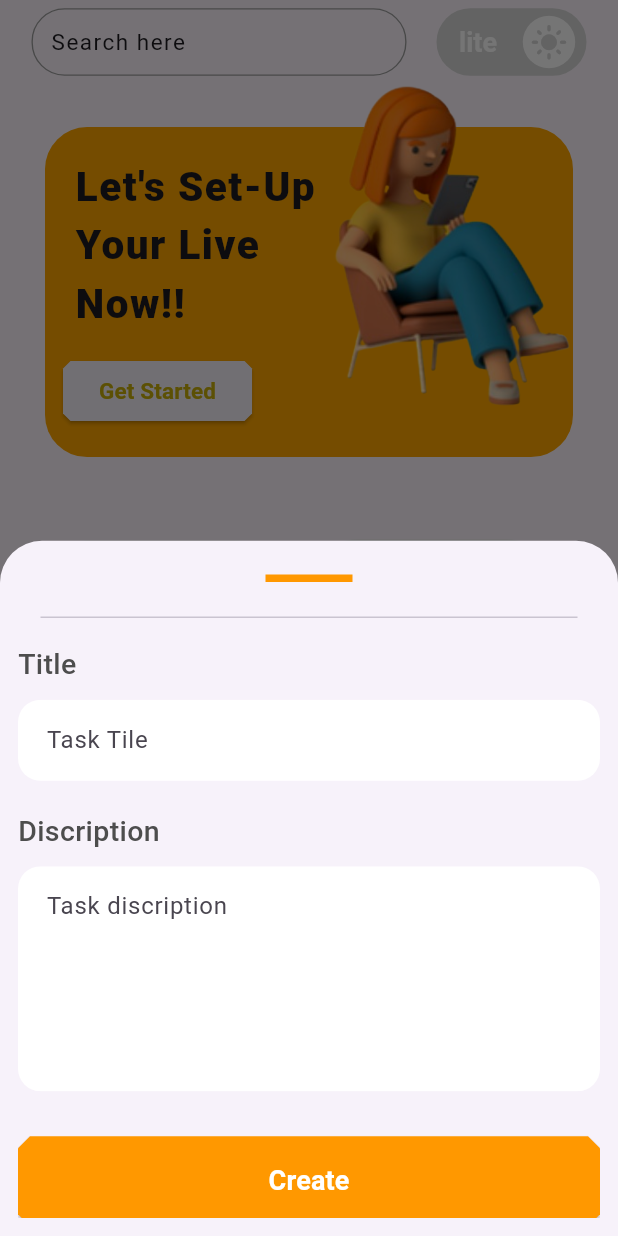
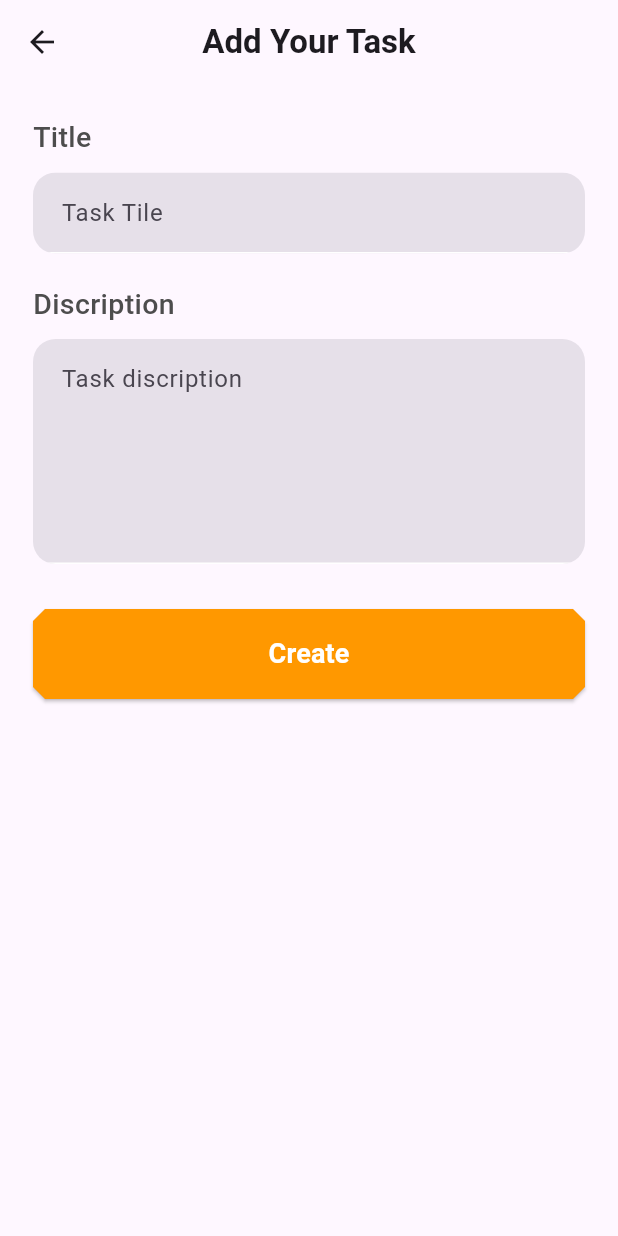
Before and after one commit to SahadMPP/todo_bloc_api_app, a Flutter app: the screen it shows after launch, after a tap on "Add New", on a phone screen of 412 x 824 dp. Run offline on Flutter 3.47's test engine with Material 3 defaults, Android fonts, the phone set to English and light mode, and no system bars; drawn by our look-alikes of lite_rolling_switch; our stand-ins replace bloc, flutter_bloc, google_fonts.

Commit message:
more clean

```diff
--- a/lib/build_widger/bottomnavigation.dart
+++ b/lib/build_widger/bottomnavigation.dart
@@ -1,6 +1,6 @@
 import 'package:flutter/material.dart';
-import 'package:to_do/screens/home_m.dart';
-import 'package:to_do/screens/profile_screen.dart';
+import 'package:to_do/feature/home/ui/home_ui.dart';
+import 'package:to_do/feature/profile/ui/profile.dart';
 
 class BuildBottomNavigator extends StatefulWidget {
   const BuildBottomNavigator({super.key});
--- a/lib/build_widger/home_appbar.dart
+++ b/lib/build_widger/home_appbar.dart
@@ -1,8 +1,8 @@
 import 'package:flutter/material.dart';
 import 'package:google_fonts/google_fonts.dart';
 import 'package:lite_rolling_switch/lite_rolling_switch.dart';
+import 'package:to_do/feature/search/ui/search_ui.dart';
 import 'package:to_do/main.dart';
-import 'package:to_do/screens/search_screen.dart';
 
 AppBar appbar(context) {
   return AppBar(
--- a/lib/build_widger/bottom_sheet.dart
+++ b/lib/feature/add_task/ui/add_task_ui.dart
@@ -2,22 +2,27 @@ import 'package:flutter/material.dart';
 import 'package:google_fonts/google_fonts.dart';
 import 'package:to_do/function/add_data.dart';
 
-class BuildBottomSheet extends StatelessWidget {
-  const BuildBottomSheet({
-    super.key,
-  });
+class DataAddUI extends StatelessWidget {
+  const DataAddUI({super.key});
 
   @override
   Widget build(BuildContext context) {
     TextEditingController titleEditingController = TextEditingController();
     TextEditingController discriptionEdController = TextEditingController();
     GlobalKey<FormState> formkey = GlobalKey<FormState>();
-    return Container(
-      decoration: const BoxDecoration(
-          // color: Color.fromARGB(255, 231, 231, 231),
+    return Scaffold(
+      appBar: AppBar(
+        centerTitle: true,
+        title: Text(
+          'Add Your Task',
+          style: GoogleFonts.roboto(
+            fontSize: 22,
+            fontWeight: FontWeight.bold,
           ),
-      child: Padding(
-        padding: const EdgeInsets.all(12.0),
+        ),
+      ),
+      body: Padding(
+        padding: const EdgeInsets.all(22.0),
         child: SingleChildScrollView(
           physics: const BouncingScrollPhysics(),
           child: Form(
@@ -25,19 +30,6 @@ class BuildBottomSheet extends StatelessWidget {
             child: Column(
               crossAxisAlignment: CrossAxisAlignment.start,
               children: [
-                const SizedBox(height: 5),
-                const Divider(
-                  color: Colors.orange,
-                  endIndent: 165,
-                  indent: 165,
-                  thickness: 5,
-                ),
-                const SizedBox(height: 10),
-                const Divider(
-                  endIndent: 15,
-                  indent: 15,
-                ),
-                const SizedBox(height: 10),
                 Text(
                   'Title',
                   style: GoogleFonts.roboto(
@@ -63,7 +55,6 @@ class BuildBottomSheet extends StatelessWidget {
                       filled: true,
                       contentPadding: EdgeInsets.all(15),
                       hintText: 'Task Tile',
-                      fillColor: Colors.white,
                       enabledBorder: UnderlineInputBorder(
                         borderSide: BorderSide(color: Colors.white),
                       ),
@@ -97,7 +88,6 @@ class BuildBottomSheet extends StatelessWidget {
                       contentPadding: EdgeInsets.all(15),
                       filled: true,
                       hintText: 'Task discription',
-                      fillColor: Colors.white,
                       enabledBorder: UnderlineInputBorder(
                         borderSide: BorderSide(color: Colors.white),
                       ),
@@ -132,7 +122,6 @@ class BuildBottomSheet extends StatelessWidget {
                         ),
                       )),
                 ),
-                const SizedBox(height: 300),
               ],
             ),
           ),
--- a/lib/screens/home_m.dart
+++ b/lib/feature/home/ui/home_ui.dart
@@ -1,10 +1,10 @@
 import 'package:flutter/material.dart';
-import 'package:to_do/build_widger/bottom_sheet.dart';
 import 'package:to_do/build_widger/home_appbar.dart';
 import 'package:to_do/build_widger/home_big_box.dart';
 import 'package:to_do/build_widger/home_box_one.dart';
 import 'package:to_do/build_widger/home_card.dart';
-import 'package:to_do/screens/list_of_task.dart';
+import 'package:to_do/feature/add_task/ui/add_task_ui.dart';
+import 'package:to_do/feature/list_of_task/ui/list_of_task_ui.dart';
 
 class HomeMain extends StatelessWidget {
   const HomeMain({super.key});
@@ -49,11 +49,8 @@ class HomeMain extends StatelessWidget {
                               ),
                               InkWell(
                                 onTap: () {
-                                  showModalBottomSheet(
-                                      context: context,
-                                      builder: (context) {
-                                        return const BuildBottomSheet();
-                                      });
+                                  Navigator.of(context).push(MaterialPageRoute(
+                                      builder: (context) => const DataAddUI()));
                                 },
                                 child: const BuildBIgBoxHome(
                                     text1: "Add New",
--- a/lib/screens/list_of_task.dart
+++ b/lib/feature/list_of_task/ui/list_of_task_ui.dart
@@ -1,7 +1,7 @@
 import 'package:flutter/material.dart';
 import 'package:flutter_bloc/flutter_bloc.dart';
 import 'package:google_fonts/google_fonts.dart';
-import 'package:to_do/screens/update_task.dart';
+import 'package:to_do/feature/update/ui/update_ui.dart';
 import 'package:to_do/task/task_bloc.dart';
 
 class ListOfTask extends StatelessWidget {
--- /dev/null
+++ b/lib/feature/splash/ui/splash_ui.dart
@@ -0,0 +1,30 @@
+import 'package:flutter/material.dart';
+import 'package:to_do/function/splash_screen.dart';
+
+class SplachScreen extends StatelessWidget {
+  const SplachScreen({super.key});
+
+  @override
+  Widget build(BuildContext context) {
+    enterToHome(context);
+    return Scaffold(
+      backgroundColor: const Color.fromARGB(255, 244, 244, 244),
+      body: Center(
+          child: TweenAnimationBuilder(
+        tween: Tween<double>(begin: 0, end: 250),
+        duration: const Duration(milliseconds: 1500),
+        builder: (context, size, widget) {
+          return SizedBox(
+            height: size,
+            width: size,
+            child: Image.asset(
+              'asset/download (2).png',
+              filterQuality: FilterQuality.high,
+              fit: BoxFit.fill,
+            ),
+          );
+        },
+      )),
+    );
+  }
+}
--- a/lib/screens/update_task.dart
+++ b/lib/feature/update/ui/update_ui.dart
@@ -55,7 +55,6 @@ class UpdateTaskScreen extends StatelessWidget {
                   },
                   decoration: const InputDecoration(
                     filled: true,
-                    fillColor: Color.fromARGB(255, 254, 237, 85),
                     border: UnderlineInputBorder(
                       borderSide: BorderSide.none,
                     ),
@@ -89,7 +88,6 @@ class UpdateTaskScreen extends StatelessWidget {
                   maxLines: 5,
                   decoration: const InputDecoration(
                     filled: true,
-                    fillColor: Color.fromARGB(255, 254, 237, 85),
                     border: UnderlineInputBorder(
                       borderSide: BorderSide.none,
                     ),
--- a/lib/main.dart
+++ b/lib/main.dart
@@ -1,6 +1,6 @@
 import 'package:flutter/material.dart';
 import 'package:flutter_bloc/flutter_bloc.dart';
-import 'package:to_do/screens/splash_screen.dart';
+import 'package:to_do/feature/splash/ui/splash_ui.dart';
 import 'package:to_do/task/task_bloc.dart';
 
 void main() {
--- a/lib/screens/splash_screen.dart
+++ /dev/null
@@ -1,25 +0,0 @@
-import 'package:flutter/material.dart';
-import 'package:to_do/function/splash_screen.dart';
-
-class SplachScreen extends StatelessWidget {
-  const SplachScreen({super.key});
-
-  @override
-  Widget build(BuildContext context) {
-    enterToHome(context);
-
-    return Scaffold(
-      backgroundColor: const Color.fromARGB(255, 244, 244, 244),
-      body: Center(
-          child: SizedBox(
-        height: 250,
-        width: 250,
-        child: Image.asset(
-          'asset/360_F_74463388_hsKhitwolVzqJAzRPgaXG093NysvPqrx-removebg-preview.png',
-          filterQuality: FilterQuality.high,
-          fit: BoxFit.fill,
-        ),
-      )),
-    );
-  }
-}
```
Also changed, not shown: asset/download (2).png (added), lib/feature/profile/ui/profile.dart (renamed from lib/screens/profile_screen.dart), lib/feature/search/ui/search_ui.dart (renamed from lib/screens/search_screen.dart).
